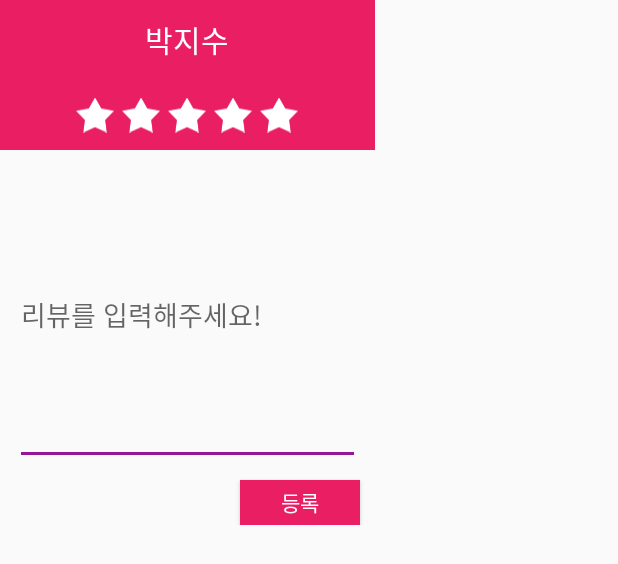
After one commit to GrooshBene/Astac_TF_Frontend, an Android app: the layout review_dialog.xml on its own in the app's theme, with its tools: preview values and no code run, on a phone screen of 412 x 824 dp. The commit adds this screen. Shown: the top 564 px of the screen. Run offline under Robolectric (Android 15) with nearby library versions, the phone set to English and light mode, and no system bars.

Commit message:
Beacon Service And Review Dialog Added. Needs Test

```diff
--- a/TodaysFeeling/app/build.gradle
+++ b/TodaysFeeling/app/build.gradle
@@ -28,4 +28,5 @@ dependencies {
     compile 'com.squareup.retrofit:converter-gson:2.0.0-beta1'
     compile 'com.github.PhilJay:MPAndroidChart:v3.0.0-beta1'
     compile 'com.facebook.android:facebook-android-sdk:[4,5)'
+    compile 'org.altbeacon:android-beacon-library:2+'
 }
--- /dev/null
+++ b/TodaysFeeling/app/src/main/res/layout/review_dialog.xml
@@ -0,0 +1,80 @@
+<?xml version="1.0" encoding="utf-8"?>
+<LinearLayout xmlns:android="http://schemas.android.com/apk/res/android"
+    android:layout_width="250dp"
+    android:layout_height="350dp"
+    android:orientation="vertical">
+
+    <LinearLayout
+        android:layout_width="match_parent"
+        android:layout_height="100dp"
+        android:background="@color/colorPrimary"
+        android:orientation="vertical"
+        android:weightSum="2">
+
+        <LinearLayout
+            android:layout_width="match_parent"
+            android:layout_height="@dimen/keyline_1_minus_8dp"
+            android:layout_weight="1"
+            android:gravity="center">
+
+            <TextView
+                android:layout_width="wrap_content"
+                android:layout_height="wrap_content"
+                android:text="박지수"
+                android:textColor="#fff"
+                android:textSize="20dp" />
+        </LinearLayout>
+
+        <LinearLayout
+            android:layout_width="match_parent"
+            android:layout_height="1dp"
+            android:layout_weight="1"
+            android:gravity="center">
+
+            <ImageView
+                android:layout_width="wrap_content"
+                android:layout_height="match_parent"
+                android:layout_marginRight="5dp"
+                android:src="@drawable/white_star" />
+
+            <ImageView
+                android:layout_width="wrap_content"
+                android:layout_height="match_parent"
+                android:layout_marginRight="5dp"
+                android:src="@drawable/white_star" />
+
+            <ImageView
+                android:layout_width="wrap_content"
+                android:layout_height="match_parent"
+                android:layout_marginRight="5dp"
+                android:src="@drawable/white_star" />
+
+            <ImageView
+                android:layout_width="wrap_content"
+                android:layout_height="match_parent"
+                android:layout_marginRight="5dp"
+                android:src="@drawable/white_star" />
+
+            <ImageView
+                android:layout_width="wrap_content"
+                android:layout_height="match_parent"
+                android:src="@drawable/white_star" />
+        </LinearLayout>
+
+    </LinearLayout>
+    <EditText
+        android:layout_width="match_parent"
+        android:layout_height="200dp"
+        android:hint="리뷰를 입력해주세요!"
+        android:layout_margin="10dp"/>
+    <Button
+        android:id="@+id/mRegisterButton"
+        android:layout_width="80dp"
+        android:layout_height="30dp"
+        android:background="@color/colorPrimary"
+        android:textColor="#fff"
+        android:layout_gravity="right"
+        android:layout_marginRight="10dp"
+        android:text="등록"/>
+
+</LinearLayout>
```
Also changed, not shown: TodaysFeeling/app/src/main/AndroidManifest.xml (+10 -0 lines), TodaysFeeling/app/src/main/java/grooshbene/edcan/kr/todaysfeeling/BeaconService.java (added, +81 -0 lines), TodaysFeeling/app/src/main/java/grooshbene/edcan/kr/todaysfeeling/MapActivity.java (+40 -0 lines), TodaysFeeling/app/src/main/java/grooshbene/edcan/kr/todaysfeeling/ReviewDialog.java (added, +27 -0 lines).
